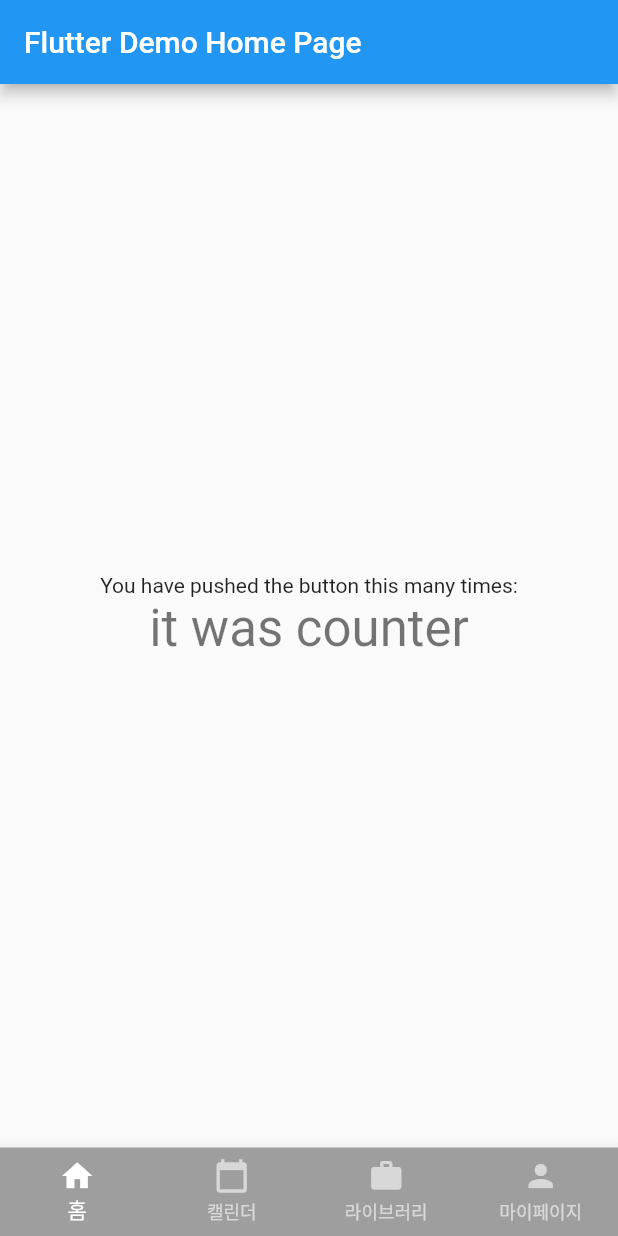
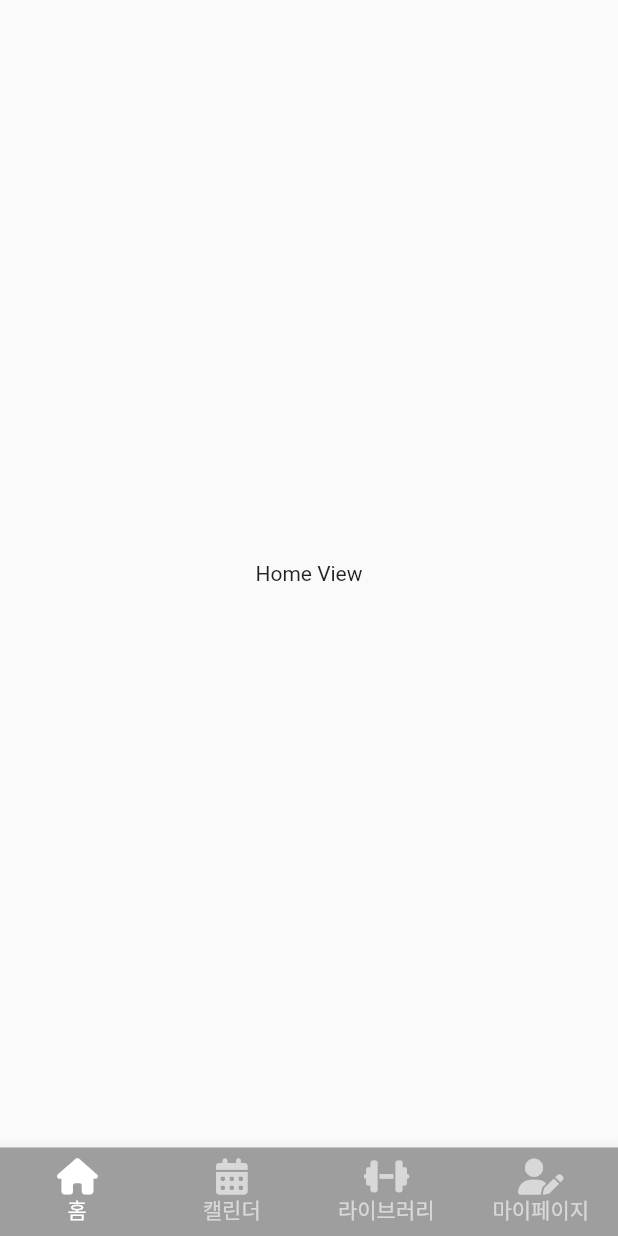
Before and after one commit to ssadakk/workout_history, a Flutter app: the screen it shows after launch, on a phone screen of 412 x 824 dp. Run offline on Flutter 3.47's test engine with Material 2 defaults, Android fonts, the phone set to English and light mode, and no system bars; our stand-ins replace font_awesome_flutter, logger, table_calendar.

```diff
--- a/lib/main.dart
+++ b/lib/main.dart
@@ -1,4 +1,10 @@
 import 'package:flutter/material.dart';
+import 'package:font_awesome_flutter/font_awesome_flutter.dart';
+import 'package:workout_history/utils/logger.dart';
+import 'package:workout_history/view/calendar_view.dart';
+import 'package:workout_history/view/home_view.dart';
+import 'package:workout_history/view/library_view.dart';
+import 'package:workout_history/view/mypage_view.dart';
 
 void main() {
   runApp(const MyApp());
@@ -15,13 +21,14 @@ class MyApp extends StatelessWidget {
       theme: ThemeData(
         primarySwatch: Colors.blue,
       ),
-      home: const MyHomePage(title: 'Flutter Demo Home Page'),
+      home: const MyHomePage(title: 'demo'),
     );
   }
 }
 
 class MyHomePage extends StatefulWidget {
   const MyHomePage({Key? key, required this.title}) : super(key: key);
+
   final String title;
 
   @override
@@ -29,43 +36,58 @@ class MyHomePage extends StatefulWidget {
 }
 
 class _MyHomePageState extends State<MyHomePage> {
+  int _selectedIndex = 0;
+
+  final List _tabWidget = [
+    const HomeView(),
+    const CalendarView(),
+    const LibraryView(),
+    const MyPageView()
+  ];
+
   @override
   Widget build(BuildContext context) {
     return Scaffold(
-      appBar: AppBar(
-        title: Text(widget.title),
-      ),
+      // appBar: AppBar(
+      //   title: Text(widget.title),
+      // ),
       bottomNavigationBar: BottomNavigationBar(
         type: BottomNavigationBarType.fixed,
         backgroundColor: Colors.grey,
         selectedItemColor: Colors.white,
         unselectedItemColor: Colors.white.withOpacity(.60),
+        selectedFontSize: 14,
+        unselectedFontSize: 14,
+        currentIndex: _selectedIndex,
         onTap: (index) {
-          setState(() {
-            print("selected index : $index");
+          setState((){
+            _selectedIndex = index;
+            Log.d("_selectedIndex : $_selectedIndex" );
           });
         },
-        items: [
-          BottomNavigationBarItem(label: "홈", icon: Icon(Icons.home)),
+        items: const [
           BottomNavigationBarItem(
-              label: "캘린더", icon: Icon(Icons.calendar_today)),
-          BottomNavigationBarItem(label: "라이브러리", icon: Icon(Icons.work)),
-          BottomNavigationBarItem(label: "마이페이지", icon: Icon(Icons.person)),
+            label: '홈',
+            icon: FaIcon(FontAwesomeIcons.house),
+          ),
+          BottomNavigationBarItem(
+            label: '캘린더',
+            icon: FaIcon(FontAwesomeIcons.solidCalendarDays),
+          ),
+          BottomNavigationBarItem(
+            label: '라이브러리',
+            icon: FaIcon(FontAwesomeIcons.dumbbell),
+          ),
+          BottomNavigationBarItem(
+            label: '마이페이지',
+            icon: FaIcon(FontAwesomeIcons.userPen),
+          ),
         ],
+
+
       ),
       body: Center(
-        child: Column(
-          mainAxisAlignment: MainAxisAlignment.center,
-          children: <Widget>[
-            const Text(
-              'You have pushed the button this many times:',
-            ),
-            Text(
-              'it was counter',
-              style: Theme.of(context).textTheme.headline4,
-            ),
-          ],
-        ),
+        child: _tabWidget.elementAt(_selectedIndex),
       ),
     );
   }
--- /dev/null
+++ b/lib/view/home_view.dart
@@ -0,0 +1,10 @@
+import 'package:flutter/material.dart';
+
+class HomeView extends StatelessWidget {
+  const HomeView({Key? key}) : super(key: key);
+
+  @override
+  Widget build(BuildContext context) {
+    return Text('Home View');
+  }
+}
--- a/pubspec.yaml
+++ b/pubspec.yaml
@@ -34,6 +34,10 @@ dependencies:
   # The following adds the Cupertino Icons font to your application.
   # Use with the CupertinoIcons class for iOS style icons.
   cupertino_icons: ^1.0.2
+  provider: ^6.0.3
+  logger: ^1.1.0
+  font_awesome_flutter: ^10.0.0
+  table_calendar: ^3.0.6
 
 dev_dependencies:
   flutter_test:
```
Also changed, not shown: lib/utils/logger.dart (added, +42 -0 lines), lib/view/calendar_view.dart (added, +72 -0 lines), lib/view/library_view.dart (added, +10 -0 lines), lib/view/mypage_view.dart (added, +10 -0 lines).
